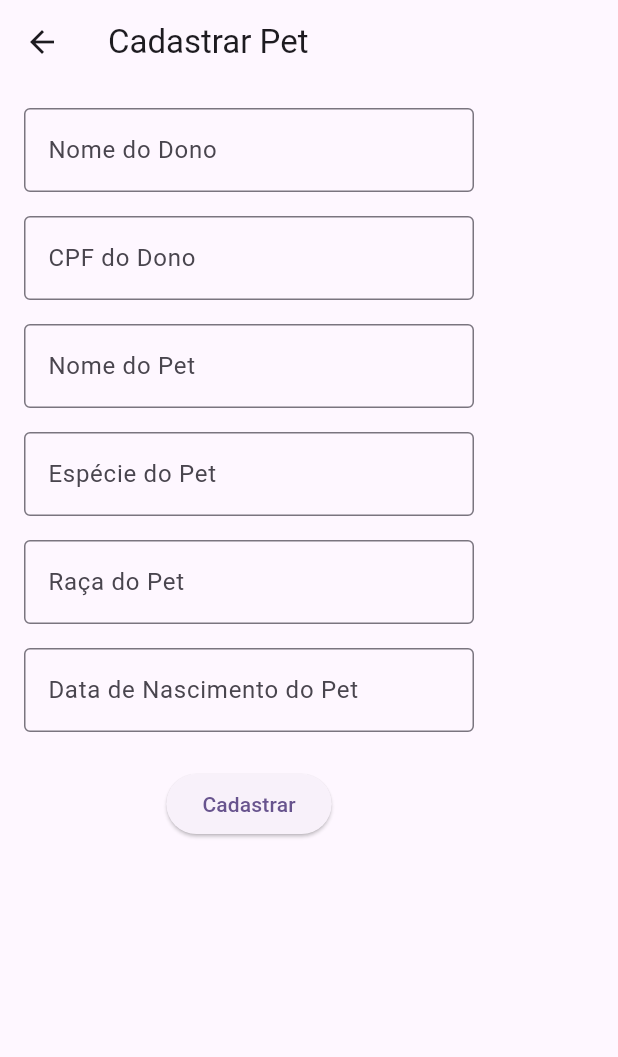
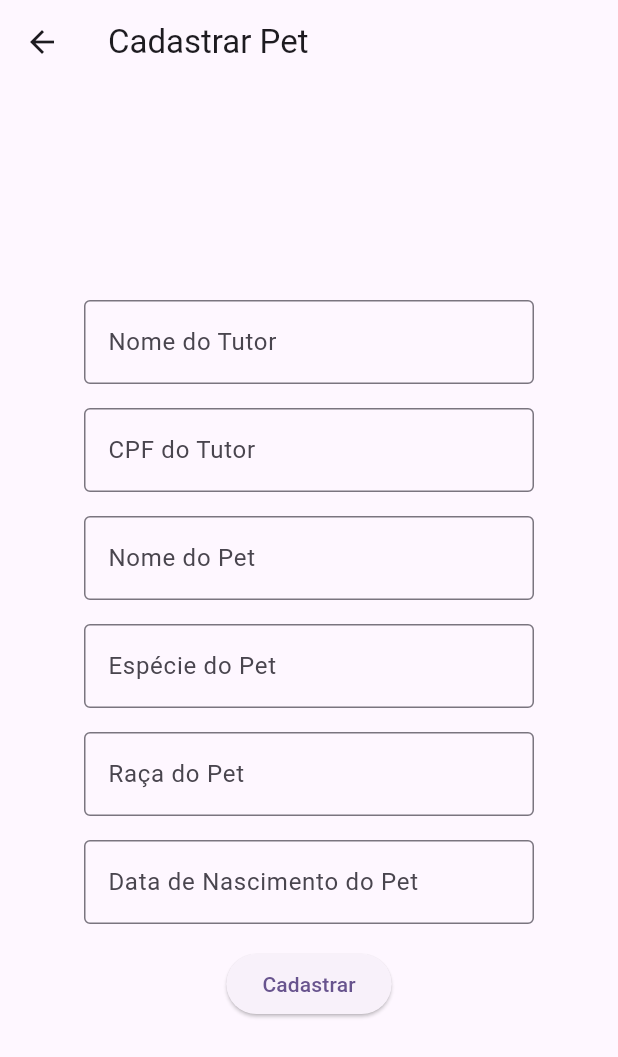
Before and after one commit to juliobhjil/burro, a Flutter app: the CadastrarPetPage screen opened directly, on a phone screen of 412 x 824 dp. Shown: the top 1057 px of the screen. Run offline on Flutter 3.47's test engine with Material 3 defaults, Android fonts, the phone set to English and light mode, and no system bars; our stand-ins replace cloud_firestore, firebase_core; accounts and stored records are empty.

Commit message:
alteracao 1

```diff
--- a/lib/tela_principal.dart
+++ b/lib/tela_principal.dart
@@ -102,8 +102,6 @@ class TelaPrincipal extends StatelessWidget {
   }
 }
 
-// As classes das páginas de cadastro e histórico médico
-
 class CadastrarPetPage extends StatefulWidget {
   const CadastrarPetPage({super.key});
 
@@ -123,93 +121,26 @@ class _CadastrarPetPageState extends State<CadastrarPetPage> {
   Widget build(BuildContext context) {
     return Scaffold(
       appBar: AppBar(title: const Text('Cadastrar Pet')),
-      body: Padding(
+      body: Center(
+        child: SingleChildScrollView(
+          child: Padding(
             padding: const EdgeInsets.all(16.0),
-        child: SingleChildScrollView(
             child: Column(
-            mainAxisAlignment: MainAxisAlignment.center,
+              mainAxisAlignment: MainAxisAlignment.center, // Centraliza verticalmente
+              crossAxisAlignment: CrossAxisAlignment.center, // Centraliza horizontalmente
               children: [
-              // Campo de nome do dono
-              Container(
-                width: 300, // Largura do campo de digitação
-                child: TextField(
-                  controller: _nomeDonoController,
-                  decoration: const InputDecoration(
-                    labelText: 'Nome do Dono',
-                    border: OutlineInputBorder(),
-                  ),
-                ),
-              ),
+                _buildTextField(_nomeDonoController, 'Nome do Tutor'),
                 const SizedBox(height: 16),
-
-              // Campo de CPF do dono
-              Container(
-                width: 300,
-                child: TextField(
-                  controller: _cpfDonoController,
-                  decoration: const InputDecoration(
-                    labelText: 'CPF do Dono',
-                    border: OutlineInputBorder(),
-                  ),
-                  keyboardType: TextInputType.number,
-                ),
-              ),
+                _buildTextField(_cpfDonoController, 'CPF do Tutor', isNumber: true),
                 const SizedBox(height: 16),
-
-              // Campo de nome do pet
-              Container(
-                width: 300,
-                child: TextField(
-                  controller: _nomePetController,
-                  decoration: const InputDecoration(
-                    labelText: 'Nome do Pet',
-                    border: OutlineInputBorder(),
-                  ),
-                ),
-              ),
+                _buildTextField(_nomePetController, 'Nome do Pet'),
                 const SizedBox(height: 16),
-
-              // Campo de espécie do pet
-              Container(
-                width: 300,
-                child: TextField(
-                  controller: _especiePetController,
-                  decoration: const InputDecoration(
-                    labelText: 'Espécie do Pet',
-                    border: OutlineInputBorder(),
-                  ),
-                ),
-              ),
+                _buildTextField(_especiePetController, 'Espécie do Pet'),
                 const SizedBox(height: 16),
-
-              // Campo de raça do pet
-              Container(
-                width: 300,
-                child: TextField(
-                  controller: _racaPetController,
-                  decoration: const InputDecoration(
-                    labelText: 'Raça do Pet',
-                    border: OutlineInputBorder(),
-                  ),
-                ),
-              ),
+                _buildTextField(_racaPetController, 'Raça do Pet'),
                 const SizedBox(height: 16),
-
-              // Campo de data de nascimento do pet
-              Container(
-                width: 300,
-                child: TextField(
-                  controller: _dataNascimentoPetController,
-                  decoration: const InputDecoration(
-                    labelText: 'Data de Nascimento do Pet',
-                    border: OutlineInputBorder(),
-                  ),
-                  keyboardType: TextInputType.datetime,
-                ),
-              ),
-              const SizedBox(height: 24),
-
-              // Botão de envio
+                _buildTextField(_dataNascimentoPetController, 'Data de Nascimento do Pet'),
+                const SizedBox(height: 16),
                 ElevatedButton(
                   onPressed: _cadastrarPet,
                   child: const Text('Cadastrar'),
@@ -217,6 +148,21 @@ class _CadastrarPetPageState extends State<CadastrarPetPage> {
               ],
             ),
           ),
+        ),
+      ),
+    );
+  }
+
+  Widget _buildTextField(TextEditingController controller, String label, {bool isNumber = false}) {
+    return Container(
+      width: 300, // Largura do campo de digitação
+      child: TextField(
+        controller: controller,
+        decoration: InputDecoration(
+          labelText: label,
+          border: OutlineInputBorder(),
+        ),
+        keyboardType: isNumber ? TextInputType.number : TextInputType.text,
       ),
     );
   }
@@ -237,12 +183,10 @@ class _CadastrarPetPageState extends State<CadastrarPetPage> {
         dataNascimentoPet.isNotEmpty) {
       // Adicione a lógica para salvar os dados do pet aqui
 
-      // Exibe uma mensagem de sucesso ou navega para outra tela, se necessário
       ScaffoldMessenger.of(context).showSnackBar(
         const SnackBar(content: Text('Pet cadastrado com sucesso!')),
       );
     } else {
-      // Adiciona mensagem de erro se algum campo estiver vazio
       ScaffoldMessenger.of(context).showSnackBar(
         const SnackBar(content: Text('Por favor, preencha todos os campos.')),
       );
@@ -273,96 +217,3 @@ class HistoricoMedicoPage extends StatelessWidget {
     );
   }
 }
-
-class CadastrarDonoPage extends StatefulWidget {
-  const CadastrarDonoPage({super.key});
-
-  @override
-  State<CadastrarDonoPage> createState() => _CadastrarDonoPageState();
-}
-
-class _CadastrarDonoPageState extends State<CadastrarDonoPage> {
-  final TextEditingController _nomeController = TextEditingController();
-  final TextEditingController _localizacaoController = TextEditingController();
-  final TextEditingController _telefoneController = TextEditingController();
-  final TextEditingController _nomePetController = TextEditingController();
-
-  @override
-  Widget build(BuildContext context) {
-    return Scaffold(
-      appBar: AppBar(title: const Text('Cadastrar Dono')),
-      body: Center(
-        child: SingleChildScrollView(
-          child: Padding(
-            padding: const EdgeInsets.all(16.0),
-            child: Column(
-              mainAxisAlignment: MainAxisAlignment.center,
-              children: <Widget>[
-                const SizedBox(height: 16),
-                Container(
-                  width: 300,
-                  child: TextField(
-                    controller: _nomeController,
-                    decoration: const InputDecoration(
-                      labelText: 'Nome do Dono',
-                      border: OutlineInputBorder(),
-                    ),
-                  ),
-                ),
-                const SizedBox(height: 16),
-                Container(
-                  width: 300,
-                  child: TextField(
-                    controller: _localizacaoController,
-                    decoration: const InputDecoration(
-                      labelText: 'Localização',
-                      border: OutlineInputBorder(),
-                    ),
-                  ),
-                ),
-                const SizedBox(height: 16),
-                Container(
-                  width: 300,
-                  child: TextField(
-                    controller: _telefoneController,
-                    decoration: const InputDecoration(
-                      labelText: 'Telefone',
-                      border: OutlineInputBorder(),
-                    ),
-                    keyboardType: TextInputType.phone,
-                  ),
-                ),
-                const SizedBox(height: 16),
-                Container(
-                  width: 300,
-                  child: TextField(
-                    controller: _nomePetController,
-                    decoration: const InputDecoration(
-                      labelText: 'Nome do Pet',
-                      border: OutlineInputBorder(),
-                    ),
-                  ),
-                ),
-                const SizedBox(height: 24),
-                Container(
-                  width: 300,
-                  child: ElevatedButton(
-                    onPressed: () {
-                      // Lógica para cadastrar dono.
-                      // Pode incluir validações e armazenamento em banco de dados.
-                      ScaffoldMessenger.of(context).showSnackBar(
-                        const SnackBar(content: Text('Dono cadastrado com sucesso!')),
-                      );
-                      Navigator.pop(context);
-                    },
-                    child: const Text('Cadastrar Dono'),
-                  ),
-                ),
-              ],
-            ),
-          ),
-        ),
-      ),
-    );
-  }
-}
```
Lines whose indentation alone changed are shown as unchanged.
